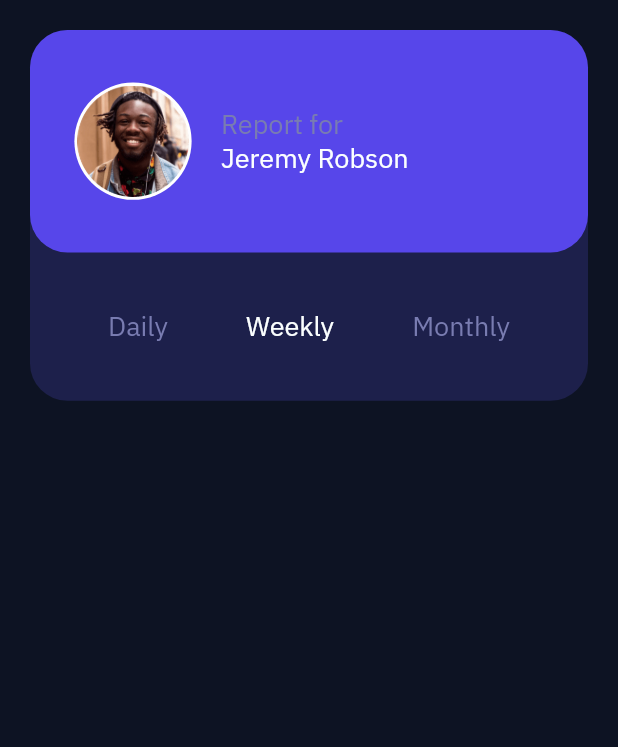
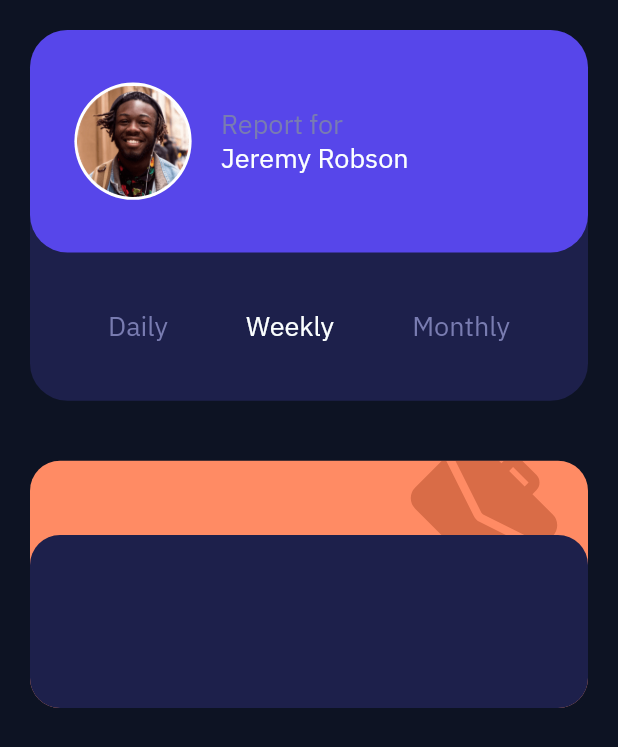
Before and after one commit to MOUKZ/tracker_test, a Flutter app: the screen it shows after launch, on a phone screen of 412 x 824 dp. Shown: the top 747 px of the screen. Run offline on Flutter 3.47's test engine with Material 2 defaults, Android fonts, the light colour scheme and no system bars; our stand-ins replace bot_toast, flutter_bloc, flutter_svg, responsive_builder.

Commit message:
create activity card

```diff
--- a/lib/persentation/screens/mobile/mobile_home_screen.dart
+++ b/lib/persentation/screens/mobile/mobile_home_screen.dart
@@ -1,7 +1,7 @@
 import 'package:flutter/material.dart';
-import 'package:flutter/src/foundation/key.dart';
-import 'package:flutter/src/widgets/framework.dart';
 import 'package:tracker_demo/persentation/widgets/name_carf_widget.dart';
+
+import '../../widgets/activity_card.dart';
 
 class MobileHomeScreen extends StatelessWidget {
   final Size size;
@@ -12,10 +12,12 @@ class MobileHomeScreen extends StatelessWidget {
     return OrientationBuilder(
       builder: (context, orientation) {
         return ListView(
+          shrinkWrap: true,
           children: [
             NameCardWidget(
               size: size,
-            )
+            ),
+            ActivityCard(size: size)
           ],
         );
       },
--- /dev/null
+++ b/lib/persentation/widgets/activity_card.dart
@@ -0,0 +1,66 @@
+import 'package:flutter/material.dart';
+import 'package:flutter_svg/svg.dart';
+
+import '../../constants/app_colors.dart';
+
+class ActivityCard extends StatelessWidget {
+  const ActivityCard({
+    Key? key,
+    required this.size,
+  }) : super(key: key);
+
+  final Size size;
+
+  @override
+  Widget build(BuildContext context) {
+    return Container(
+      margin: const EdgeInsets.all(20),
+      height: size.height * 0.2,
+      decoration: const BoxDecoration(
+        color: AppColors.workCardPrimary,
+        borderRadius: BorderRadius.only(
+          topLeft: Radius.circular(20),
+          topRight: Radius.circular(20),
+          bottomLeft: Radius.circular(20),
+          bottomRight: Radius.circular(20),
+        ),
+      ),
+      child: Stack(
+        alignment: AlignmentDirectional.bottomStart,
+        // clipBehavior: Clip.,
+        fit: StackFit.loose,
+        children: [
+          Container(
+            // transform: Matrix4.translationValues(0.0, -15, 0.0),
+            padding: const EdgeInsets.only(
+              right: 20,
+            ),
+            child: Align(
+              alignment: Alignment.topRight,
+              child: ClipRRect(
+                clipBehavior: Clip.hardEdge,
+                child: Transform(
+                  transform: Matrix4.translationValues(0.0, -15, 0.0),
+                  child: SvgPicture.asset('assets/images/icon-work.svg',
+                      height: (size.height * 0.2) * .6),
+                ),
+              ),
+            ),
+          ),
+          Container(
+            height: (size.height * 0.2) * .7,
+            decoration: const BoxDecoration(
+              color: AppColors.cardSecondary,
+              borderRadius: BorderRadius.only(
+                topLeft: Radius.circular(20),
+                topRight: Radius.circular(20),
+                bottomLeft: Radius.circular(20),
+                bottomRight: Radius.circular(20),
+              ),
+            ),
+          ),
+        ],
+      ),
+    );
+  }
+}
--- a/pubspec.yaml
+++ b/pubspec.yaml
@@ -38,6 +38,7 @@ dependencies:
   flutter_bloc: ^8.0.1
   http: ^0.13.4
   bot_toast: ^4.0.2
+  flutter_svg: ^1.1.0
 
 dev_dependencies:
   flutter_test:
```
Also changed, not shown: pubspec.lock.
